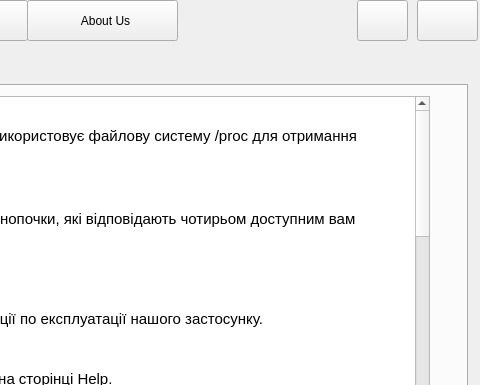
The window that mainwindow.ui (sophiakravchuk/OSLinux_Statistic) describes before a commit, drawn with Qt 5; both pictures show x 423 to 903 and y 0 to 385 of the 903 by 600 pixel window.
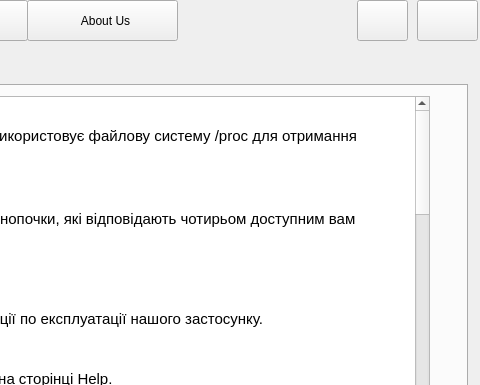
The same window after the commit. The open tabs and pages were chosen to show the change. Custom widgets are drawn as their Qt base class.

Patch:
```diff
--- a/mainwindow.ui
+++ b/mainwindow.ui
@@ -840,16 +840,16 @@
 &lt;p style=&quot; margin-top:0px; margin-bottom:0px; margin-left:0px; margin-right:0px; -qt-block-indent:0; text-indent:0px; line-height:138%;&quot;&gt;&lt;span style=&quot; font-size:12pt; font-weight:600;&quot;&gt;SOrrel JUice&lt;/span&gt; це простий диспетчер завдань, який використовує файлову систему /proc для отримання інформації про стан вашої ОС.&lt;/p&gt;
 &lt;p style=&quot; margin-top:0px; margin-bottom:0px; margin-left:0px; margin-right:0px; -qt-block-indent:0; text-indent:0px;&quot;&gt;&lt;br /&gt;&lt;/p&gt;
 &lt;p style=&quot; margin-top:0px; margin-bottom:0px; margin-left:0px; margin-right:0px; -qt-block-indent:0; text-indent:0px; line-height:138%;&quot;&gt;Як Ви можете побачити цей застосунок має чотири кнопочки, які відповідають чотирьом доступним вам розділам.&lt;/p&gt;
-&lt;p style=&quot; margin-top:0px; margin-bottom:0px; margin-left:0px; margin-right:0px; -qt-block-indent:0; text-indent:0px; line-height:138%;&quot;&gt;&lt;span style=&quot; font-size:12pt; font-weight:600;&quot;&gt; Processes | CPU | Memory | About us&lt;/span&gt;&lt;/p&gt;
+&lt;p style=&quot; margin-top:0px; margin-bottom:0px; margin-left:0px; margin-right:0px; -qt-block-indent:0; text-indent:0px; line-height:138%;&quot;&gt;&lt;span style=&quot; font-size:12pt; font-weight:600;&quot;&gt; Processes | CPU | Memory | About us&lt;/span&gt;&lt;/p&gt;
 &lt;p style=&quot;-qt-paragraph-type:empty; margin-top:0px; margin-bottom:0px; margin-left:0px; margin-right:0px; -qt-block-indent:0; text-indent:0px; line-height:138%;&quot;&gt;&lt;br /&gt;&lt;/p&gt;
 &lt;p style=&quot; margin-top:0px; margin-bottom:0px; margin-left:0px; margin-right:0px; -qt-block-indent:0; text-indent:0px; line-height:138%;&quot;&gt;А також кнопку Help, яка відкриває сторінку з інструкції по експлуатації нашого застосунку.&lt;/p&gt;
 &lt;p style=&quot; margin-top:0px; margin-bottom:0px; margin-left:0px; margin-right:0px; -qt-block-indent:0; text-indent:0px;&quot;&gt;&lt;br /&gt;&lt;/p&gt;
 &lt;p style=&quot; margin-top:0px; margin-bottom:0px; margin-left:0px; margin-right:0px; -qt-block-indent:0; text-indent:0px; line-height:138%;&quot;&gt;Якщо Ви бачите цей текст, то зараз Ви перебуваєте на сторінці Help.&lt;/p&gt;
 &lt;p style=&quot; margin-top:0px; margin-bottom:0px; margin-left:0px; margin-right:0px; -qt-block-indent:0; text-indent:0px;&quot;&gt;&lt;br /&gt;&lt;/p&gt;
-&lt;p style=&quot; margin-top:0px; margin-bottom:0px; margin-left:0px; margin-right:0px; -qt-block-indent:0; text-indent:0px; line-height:138%;&quot;&gt;Далі буде подана детальна інформація про кожну  сторінку нашого додатку. Щоб перейти на будь-яку із них скористайтеся вище згаданими кнопками.&lt;/p&gt;
+&lt;p style=&quot; margin-top:0px; margin-bottom:0px; margin-left:0px; margin-right:0px; -qt-block-indent:0; text-indent:0px; line-height:138%;&quot;&gt;Далі буде подана детальна інформація про кожну  сторінку нашого додатку. Щоб перейти на будь-яку із них скористайтеся вище згаданими кнопками.&lt;/p&gt;
 &lt;p style=&quot; margin-top:0px; margin-bottom:0px; margin-left:0px; margin-right:0px; -qt-block-indent:0; text-indent:0px;&quot;&gt;&lt;br /&gt;&lt;/p&gt;
 &lt;p style=&quot; margin-top:0px; margin-bottom:0px; margin-left:0px; margin-right:0px; -qt-block-indent:0; text-indent:0px; line-height:138%;&quot;&gt;&lt;span style=&quot; font-weight:600;&quot;&gt;Processes&lt;/span&gt;&lt;/p&gt;
-&lt;p style=&quot; margin-top:0px; margin-bottom:0px; margin-left:0px; margin-right:0px; -qt-block-indent:0; text-indent:0px; line-height:138%;&quot;&gt;Кнопка  Processes перенаправить вас на сторінку, де ви зможете побачити всі процеси та інформацію про них у вигляді таблиці з наступними стовпцями:&lt;/p&gt;
+&lt;p style=&quot; margin-top:0px; margin-bottom:0px; margin-left:0px; margin-right:0px; -qt-block-indent:0; text-indent:0px; line-height:138%;&quot;&gt;Кнопка  Processes перенаправить вас на сторінку, де ви зможете побачити всі процеси та інформацію про них у вигляді таблиці з наступними стовпцями:&lt;/p&gt;
 &lt;p style=&quot; margin-top:0px; margin-bottom:0px; margin-left:0px; margin-right:0px; -qt-block-indent:0; text-indent:0px; line-height:138%;&quot;&gt;Назва процесу,&lt;/p&gt;
 &lt;p style=&quot; margin-top:0px; margin-bottom:0px; margin-left:0px; margin-right:0px; -qt-block-indent:0; text-indent:0px; line-height:138%;&quot;&gt;ідентифікаційний номер процесу,&lt;/p&gt;
 &lt;p style=&quot; margin-top:0px; margin-bottom:0px; margin-left:0px; margin-right:0px; -qt-block-indent:0; text-indent:0px; line-height:138%;&quot;&gt;статус процесу,&lt;/p&gt;
@@ -860,7 +860,7 @@
 &lt;p style=&quot; margin-top:0px; margin-bottom:0px; margin-left:0px; margin-right:0px; -qt-block-indent:0; text-indent:0px;&quot;&gt;&lt;br /&gt;&lt;/p&gt;
 &lt;p style=&quot; margin-top:0px; margin-bottom:0px; margin-left:0px; margin-right:0px; -qt-block-indent:0; text-indent:0px; line-height:138%;&quot;&gt;Якщо натиснути будь-яке з назв стовпців, всю таблицю буде відсортовано за спаданням за параметром, на який Ви натиснули; якщо натиснути ще раз, всю таблицю буде відсортовано за зростанням.&lt;/p&gt;
 &lt;p style=&quot; margin-top:0px; margin-bottom:0px; margin-left:0px; margin-right:0px; -qt-block-indent:0; text-indent:0px;&quot;&gt;&lt;br /&gt;&lt;/p&gt;
-&lt;p style=&quot; margin-top:0px; margin-bottom:0px; margin-left:0px; margin-right:0px; -qt-block-indent:0; text-indent:0px; line-height:138%;&quot;&gt;Також рядки в таблиці можуть підсвічуватися різними відтінками трьох кольорів (зелений, фіолетовий, червоний). &lt;/p&gt;
+&lt;p style=&quot; margin-top:0px; margin-bottom:0px; margin-left:0px; margin-right:0px; -qt-block-indent:0; text-indent:0px; line-height:138%;&quot;&gt;Також рядки в таблиці можуть підсвічуватися різними відтінками трьох кольорів (зелений, фіолетовий, червоний). &lt;/p&gt;
 &lt;p style=&quot; margin-top:0px; margin-bottom:0px; margin-left:0px; margin-right:0px; -qt-block-indent:0; text-indent:0px;&quot;&gt;&lt;br /&gt;&lt;/p&gt;
 &lt;p style=&quot; margin-top:0px; margin-bottom:0px; margin-left:0px; margin-right:0px; -qt-block-indent:0; text-indent:0px; line-height:138%;&quot;&gt;Якщо рядок зеленого кольору, то показник параметру використання центрального процесора більший за 25 %, проте використання пам'яті не перевищує цього значення.&lt;/p&gt;
 &lt;p style=&quot; margin-top:0px; margin-bottom:0px; margin-left:0px; margin-right:0px; -qt-block-indent:0; text-indent:0px; line-height:138%;&quot;&gt;Якщо рядок фіолетового кольору, то, навпаки показник параметру використання пам'яті більший за 25 %, проте використання центрального процесора не перевищує цього значення.&lt;/p&gt;
@@ -878,15 +878,16 @@
 &lt;p style=&quot; margin-top:0px; margin-bottom:0px; margin-left:0px; margin-right:0px; -qt-block-indent:0; text-indent:0px; line-height:138%;&quot;&gt;Якщо Ви виберете цю опцію, то спочатку наша програма видасть вам вікно підтвердження, яке перепитає Вас чи дійсно Ви хочете зупинити виконання цього процесу. Увага: якщо процес завершиться після того, як ви вирішили його вбити, але до того, як ви натиснете підтвердження, то програма видасть вам повідомлення про те, що Ви не можете завершити цей процес.&lt;/p&gt;
 &lt;p style=&quot; margin-top:0px; margin-bottom:0px; margin-left:0px; margin-right:0px; -qt-block-indent:0; text-indent:0px;&quot;&gt;&lt;br /&gt;&lt;/p&gt;
 &lt;p style=&quot; margin-top:0px; margin-bottom:0px; margin-left:0px; margin-right:0px; -qt-block-indent:0; text-indent:0px; line-height:138%;&quot;&gt;&lt;span style=&quot; font-weight:600; font-style:italic;&quot;&gt;Process graph:&lt;/span&gt;&lt;/p&gt;
-&lt;p style=&quot; margin-top:0px; margin-bottom:0px; margin-left:0px; margin-right:0px; -qt-block-indent:0; text-indent:0px; line-height:138%;&quot;&gt;Якщо Ви вибрали цю опцію, то Вам відкриється сторінка, де ви зможете спостерігати динамічну візуалізацію інформації про використання процесора та оперативної пам'яті конкретно обраним Вами процесом. &lt;/p&gt;
-&lt;p style=&quot; margin-top:0px; margin-bottom:0px; margin-left:0px; margin-right:0px; -qt-block-indent:0; text-indent:0px; line-height:138%;&quot;&gt;Також на цій сторінці Вам доступна можливість припинити виконання процесу. &lt;/p&gt;
-&lt;p style=&quot; margin-top:0px; margin-bottom:0px; margin-left:0px; margin-right:0px; -qt-block-indent:0; text-indent:0px;&quot;&gt;&lt;br /&gt;&lt;br /&gt;&lt;/p&gt;
+&lt;p style=&quot; margin-top:0px; margin-bottom:0px; margin-left:0px; margin-right:0px; -qt-block-indent:0; text-indent:0px; line-height:138%;&quot;&gt;Якщо Ви вибрали цю опцію, то Вам відкриється сторінка, де ви зможете спостерігати динамічну візуалізацію інформації про використання процесора та оперативної пам'яті конкретно обраним Вами процесом. &lt;/p&gt;
+&lt;p style=&quot; margin-top:0px; margin-bottom:0px; margin-left:0px; margin-right:0px; -qt-block-indent:0; text-indent:0px; line-height:138%;&quot;&gt;Також на цій сторінці Вам доступна можливість припинити виконання процесу. &lt;/p&gt;
+&lt;p style=&quot; margin-top:0px; margin-bottom:0px; margin-left:0px; margin-right:0px; -qt-block-indent:0; text-indent:0px;&quot;&gt;&lt;br /&gt;&lt;/p&gt;
 &lt;p style=&quot; margin-top:0px; margin-bottom:0px; margin-left:0px; margin-right:0px; -qt-block-indent:0; text-indent:0px; line-height:138%;&quot;&gt;&lt;span style=&quot; font-weight:600;&quot;&gt;CPU&lt;/span&gt;&lt;/p&gt;
-&lt;p style=&quot; margin-top:0px; margin-bottom:0px; margin-left:0px; margin-right:0px; -qt-block-indent:0; text-indent:0px;&quot;&gt;&lt;br /&gt;&lt;/p&gt;
+&lt;p style=&quot; margin-top:0px; margin-bottom:0px; margin-left:0px; margin-right:0px; -qt-block-indent:0; text-indent:0px; line-height:138%;&quot;&gt;В розділі CPU Ви зможете побачити візуалізацію інформації про завантаженість процесора у вигляді графіка та таку інформацію про центральний процесор як: &lt;br /&gt;повна назва процесора&lt;br /&gt;загальна завантаженість процесами у відсотках,&lt;br /&gt;кількість процесів,&lt;br /&gt;скільки пройшло часу з останнього перезавантаження комп'ютера у форматі &lt;br /&gt;дні: години: хвилини: секунди,&lt;br /&gt;кількість ядер процесора. &lt;br /&gt;&lt;/p&gt;
 &lt;p style=&quot; margin-top:0px; margin-bottom:0px; margin-left:0px; margin-right:0px; -qt-block-indent:0; text-indent:0px; line-height:138%;&quot;&gt;&lt;span style=&quot; font-weight:600;&quot;&gt;Memory&lt;/span&gt;&lt;/p&gt;
-&lt;p style=&quot; margin-top:0px; margin-bottom:0px; margin-left:0px; margin-right:0px; -qt-block-indent:0; text-indent:0px;&quot;&gt;&lt;br /&gt;&lt;/p&gt;
+&lt;p style=&quot; margin-top:0px; margin-bottom:0px; margin-left:0px; margin-right:0px; -qt-block-indent:0; text-indent:0px; line-height:138%;&quot;&gt;В розділі Memory Ви зможете побачити візуалізацію інформації про завантаженість оперативної памяті всіма процесами у вигляді графіка та таку інформацію про оперативну пам'ять  як: &lt;br /&gt;загальна кількість оперативної пам'яті Вашого комп'ютера у гігабайтах,&lt;br /&gt;кількість пам'яті, що використовується зараз у гігабайтах (у відсотках)&lt;br /&gt;Кількість вільної оперативної пам'яті,&lt;br /&gt;кількість закешованої оперативної пам'яті Вашого комп'ютера.&lt;br /&gt;&lt;br /&gt;Інформація в трьох вищезгаданих розділах змінюється динамічно. &lt;/p&gt;
+&lt;p style=&quot;-qt-paragraph-type:empty; margin-top:0px; margin-bottom:0px; margin-left:0px; margin-right:0px; -qt-block-indent:0; text-indent:0px; line-height:138%;&quot;&gt;&lt;br /&gt;&lt;/p&gt;
 &lt;p style=&quot; margin-top:0px; margin-bottom:0px; margin-left:0px; margin-right:0px; -qt-block-indent:0; text-indent:0px; line-height:138%;&quot;&gt;&lt;span style=&quot; font-weight:600;&quot;&gt;About us&lt;/span&gt;&lt;/p&gt;
-&lt;p style=&quot; margin-top:0px; margin-bottom:0px; margin-left:0px; margin-right:0px; -qt-block-indent:0; text-indent:0px;&quot;&gt;&lt;br /&gt;&lt;/p&gt;&lt;/body&gt;&lt;/html&gt;</string>
+&lt;p style=&quot; margin-top:0px; margin-bottom:0px; margin-left:0px; margin-right:0px; -qt-block-indent:0; text-indent:0px; line-height:138%;&quot;&gt;На сторінці About us, Ви можете знайти інформацію про розробників цього додатку, короткий опис функціоналу, операційні системи, на яких Ви можете запустити наш додаток та інші деталі. &lt;br /&gt;&lt;/p&gt;&lt;/body&gt;&lt;/html&gt;</string>
         </property>
        </widget>
       </widget>
```
Left out of the diff: 24 changed lines with no effect on the pictures.
